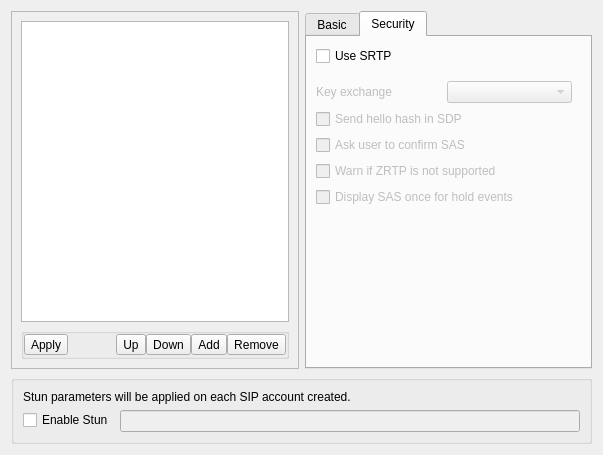
The window that src/conf/dlgaccountsbase.ui (KDE/ring-kde) describes before a commit, drawn with Qt 5.
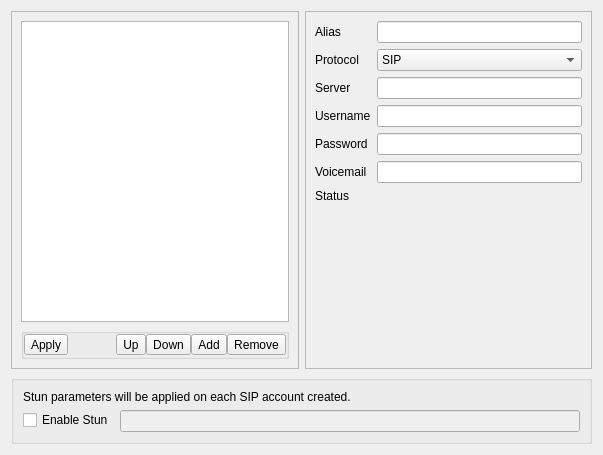
The same window after the commit. The open tabs and pages were chosen to show the change. Custom widgets are drawn as their Qt base class.

Commit message: [#1886] reversed error in commit

```diff
--- a/src/conf/dlgaccountsbase.ui
+++ b/src/conf/dlgaccountsbase.ui
@@ -229,21 +229,20 @@
        </widget>
       </item>
       <item>
-       <widget class="QTabWidget" name="frame2_editAccounts">
+       <widget class="QFrame" name="frame2_editAccounts">
         <property name="sizePolicy">
-         <sizepolicy hsizetype="Expanding" vsizetype="Expanding">
+         <sizepolicy hsizetype="Preferred" vsizetype="Preferred">
           <horstretch>1</horstretch>
           <verstretch>0</verstretch>
          </sizepolicy>
         </property>
-        <property name="currentIndex">
-         <number>0</number>
+        <property name="frameShape">
+         <enum>QFrame::StyledPanel</enum>
         </property>
-        <widget class="QWidget" name="tab_basic">
-         <attribute name="title">
-          <string>Basic</string>
-         </attribute>
-         <layout class="QFormLayout" name="formLayout">
+        <property name="frameShadow">
+         <enum>QFrame::Raised</enum>
+        </property>
+        <layout class="QFormLayout" name="formLayout_2">
           <item row="0" column="0">
            <widget class="QLabel" name="label1_alias">
             <property name="text">
@@ -379,114 +378,6 @@
           </item>
          </layout>
         </widget>
-        <widget class="QWidget" name="tab_security">
-         <attribute name="title">
-          <string>Security</string>
-         </attribute>
-         <layout class="QVBoxLayout" name="verticalLayout_2">
-          <item>
-           <widget class="QCheckBox" name="checkBox_useSRTP">
-            <property name="text">
-             <string>Use SRTP</string>
-            </property>
-           </widget>
-          </item>
-          <item>
-           <widget class="QWidget" name="widget" native="true">
-            <property name="enabled">
-             <bool>false</bool>
-            </property>
-            <layout class="QVBoxLayout" name="verticalLayout_3">
-             <property name="leftMargin">
-              <number>0</number>
-             </property>
-             <item>
-              <widget class="QWidget" name="widget_keyExchange" native="true">
-               <property name="sizePolicy">
-                <sizepolicy hsizetype="Preferred" vsizetype="Fixed">
-                 <horstretch>0</horstretch>
-                 <verstretch>0</verstretch>
-                </sizepolicy>
-               </property>
-               <layout class="QHBoxLayout" name="horizontalLayout">
-                <property name="spacing">
-                 <number>-1</number>
-                </property>
-                <property name="margin">
-                 <number>0</number>
-                </property>
-                <item>
-                 <widget class="QLabel" name="label_keyExchange">
-                  <property name="sizePolicy">
-                   <sizepolicy hsizetype="Preferred" vsizetype="Fixed">
-                    <horstretch>0</horstretch>
-                    <verstretch>0</verstretch>
-                   </sizepolicy>
-                  </property>
-                  <property name="text">
-                   <string>Key exchange</string>
-                  </property>
-                  <property name="buddy">
-                   <cstring>combo_keyExchange</cstring>
-                  </property>
-                 </widget>
-                </item>
-                <item>
-                 <widget class="KComboBox" name="combo_keyExchange"/>
-                </item>
-               </layout>
-              </widget>
-             </item>
-             <item>
-              <widget class="QCheckBox" name="checkBox_helloSDP">
-               <property name="text">
-                <string>Send hello hash in SDP</string>
-               </property>
-              </widget>
-             </item>
-             <item>
-              <widget class="QCheckBox" name="checkBox_confirmSAS">
-               <property name="text">
-                <string>Ask user to confirm SAS</string>
-               </property>
-              </widget>
-             </item>
-             <item>
-              <widget class="QCheckBox" name="checkBox_warnZRTP">
-               <property name="text">
-                <string>Warn if ZRTP is not supported</string>
-               </property>
-              </widget>
-             </item>
-             <item>
-              <widget class="QCheckBox" name="checkBox_displaySASOnce">
-               <property name="text">
-                <string>Display SAS once for hold events</string>
-               </property>
-              </widget>
-             </item>
-            </layout>
-           </widget>
-          </item>
-          <item>
-           <spacer name="verticalSpacer">
-            <property name="orientation">
-             <enum>Qt::Vertical</enum>
-            </property>
-            <property name="sizeType">
-             <enum>QSizePolicy::Expanding</enum>
-            </property>
-            <property name="sizeHint" stdset="0">
-             <size>
-              <width>20</width>
-              <height>1</height>
-             </size>
-            </property>
-           </spacer>
-          </item>
-         </layout>
-        </widget>
-       </widget>
       </item>
      </layout>
     </widget>
@@ -546,11 +437,6 @@
   </layout>
  </widget>
  <customwidgets>
-  <customwidget>
-   <class>KComboBox</class>
-   <extends>QComboBox</extends>
-   <header>kcombobox.h</header>
-  </customwidget>
   <customwidget>
    <class>KLineEdit</class>
    <extends>QLineEdit</extends>
```
Left out of the diff: 16 changed lines with no effect on the pictures. Lines whose indentation alone changed are shown as unchanged.
